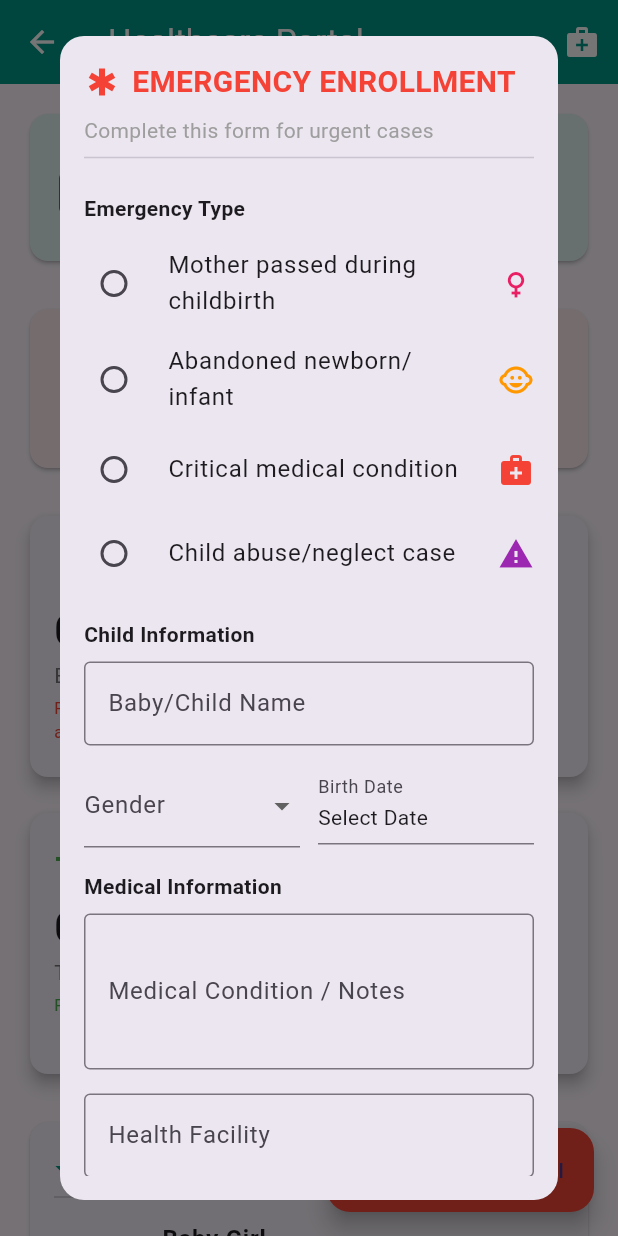
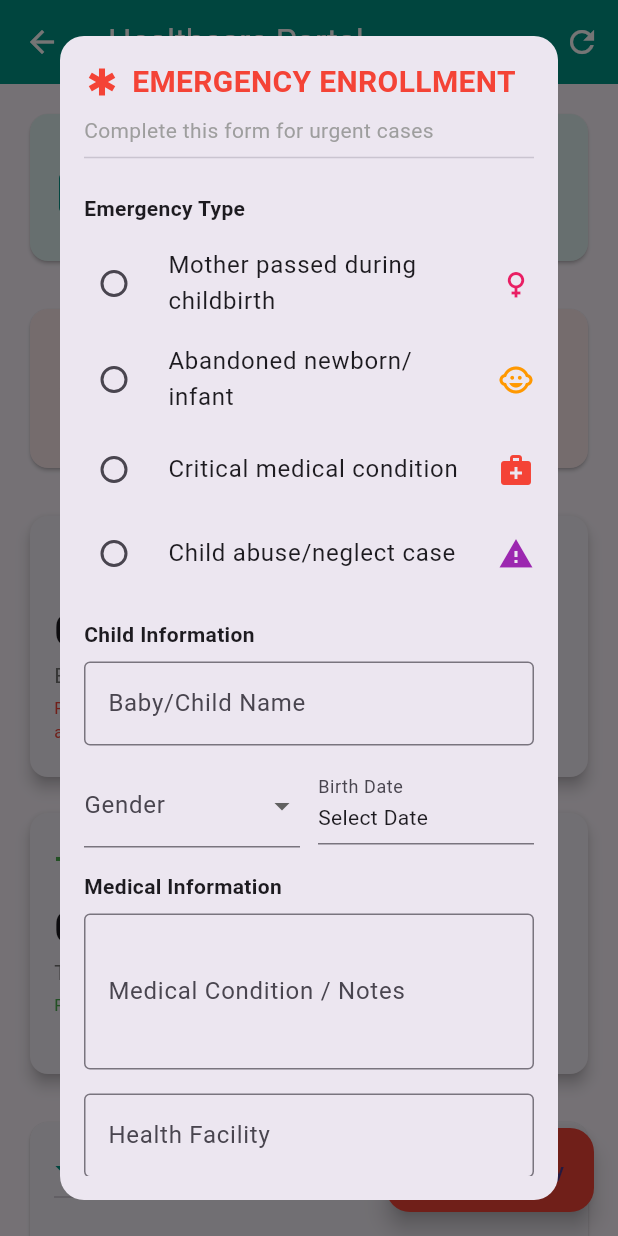
Before and after one commit to MELISSAHZULU/OrpharnEnrollment-app, a Flutter app: the HealthcareDashboard screen opened directly, after a tap on "EMERGENCY ENROLLMENT", on a phone screen of 412 x 824 dp. Run offline on Flutter 3.47's test engine with Material 3 defaults, Android fonts, the phone set to English and light mode, and no system bars; our stand-ins replace shared_preferences; accounts and stored records are empty; network calls fail.

Commit message:
healthworker dashboard

```diff
--- a/frontend/lib/screens/healthcare/healthcare_dashboard.dart
+++ b/frontend/lib/screens/healthcare/healthcare_dashboard.dart
@@ -14,8 +14,7 @@ class _HealthcareDashboardState extends State<HealthcareDashboard> {
   int _todayEnrollments = 0;
   int _vaccinationsDue = 0;
   bool _isLoading = true;
-
-  final List<Map<String, dynamic>> _emergencyEnrollments = [];
+  List<dynamic> _recentEnrollments = [];
 
   @override
   void initState() {
@@ -29,17 +28,32 @@ class _HealthcareDashboardState extends State<HealthcareDashboard> {
       final children = await _apiService.getChildren();
       final childrenList = children is List ? children : [];
 
+      _emergencyCases = childrenList.where((c) => c['status'] == 'EMERGENCY').length;
+      _pendingMedicalReviews = childrenList.where((c) => c['status'] == 'MEDICAL_CHECK').length;
+
+      final today = DateTime.now().toString().substring(0, 10);
+      _todayEnrollments = childrenList.where((c) =>
+        c['enrollment_date']?.toString().contains(today) ?? false
+      ).length;
+
+      // Safe way to get recent enrollments
+      if (childrenList.isNotEmpty) {
+        _recentEnrollments = childrenList.length > 5
+            ? childrenList.sublist(0, 5)
+            : List.from(childrenList);
+      } else {
+        _recentEnrollments = [];
+      }
+
+      _vaccinationsDue = 0;
+
+      setState(() => _isLoading = false);
+    } catch (e) {
+      print('Error loading healthcare dashboard: $e');
       setState(() {
-        _emergencyCases = childrenList.where((c) => c['status'] == 'EMERGENCY').length;
-        _pendingMedicalReviews = childrenList.where((c) => c['medical_review_needed'] == true).length;
-        _todayEnrollments = childrenList.where((c) =>
-          c['enrollment_date']?.toString().contains(DateTime.now().toString().substring(0, 10)) ?? false
-        ).length;
-        _vaccinationsDue = 15;
+        _recentEnrollments = [];
         _isLoading = false;
       });
-    } catch (e) {
-      setState(() => _isLoading = false);
     }
   }
 
@@ -47,8 +61,10 @@ class _HealthcareDashboardState extends State<HealthcareDashboard> {
     showDialog(
       context: context,
       barrierDismissible: false,
-      builder: (context) => EmergencyEnrollmentDialog(),
-    ).then((_) => _loadDashboardData());
+      builder: (context) => EmergencyEnrollmentDialog(
+        onSuccess: () => _loadDashboardData(),
+      ),
+    );
   }
 
   @override
@@ -59,8 +75,8 @@ class _HealthcareDashboardState extends State<HealthcareDashboard> {
         backgroundColor: Colors.teal,
         actions: [
           IconButton(
-            icon: Icon(Icons.medical_services),
-            onPressed: () => _showMedicalStats(),
+            icon: Icon(Icons.refresh),
+            onPressed: _loadDashboardData,
           ),
         ],
       ),
@@ -105,12 +121,11 @@ class _HealthcareDashboardState extends State<HealthcareDashboard> {
               SizedBox(height: 24),
 
               // Emergency Enrollment Card
-              Card(
-                color: Colors.red.shade50,
-                shape: RoundedRectangleBorder(borderRadius: BorderRadius.circular(12)),
-                child: InkWell(
-                  onTap: _showEmergencyEnrollmentDialog,
-                  borderRadius: BorderRadius.circular(12),
+              InkWell(
+                onTap: _showEmergencyEnrollmentDialog,
+                child: Card(
+                  color: Colors.red.shade50,
+                  shape: RoundedRectangleBorder(borderRadius: BorderRadius.circular(12)),
                   child: Padding(
                     padding: EdgeInsets.all(20),
                     child: Row(
@@ -170,7 +185,7 @@ class _HealthcareDashboardState extends State<HealthcareDashboard> {
 
               SizedBox(height: 24),
 
-              // Recent Medical Cases
+              // Recent Medical Enrollments
               Card(
                 child: Padding(
                   padding: EdgeInsets.all(16),
@@ -182,33 +197,54 @@ class _HealthcareDashboardState extends State<HealthcareDashboard> {
                           Icon(Icons.history, color: Colors.teal),
                           SizedBox(width: 8),
                           Text(
-                            'Recent Medical Cases',
+                            'Recent Enrollments',
                             style: TextStyle(fontSize: 18, fontWeight: FontWeight.bold),
                           ),
                         ],
                       ),
                       Divider(),
-                      _buildMedicalCaseTile(
-                        'Baby Girl',
-                        'Mother passed during childbirth',
-                        'Queen Elizabeth Hospital',
-                        'Emergency',
-                        Colors.red,
-                      ),
-                      _buildMedicalCaseTile(
-                        'John Mwale',
-                        'Premature baby needs NICU care',
-                        'Kamuzu Central Hospital',
-                        'Critical',
-                        Colors.orange,
-                      ),
-                      _buildMedicalCaseTile(
-                        'Sarah Chisale',
-                        'Severe malnutrition',
-                        'Blantyre District Hospital',
-                        'Stable',
-                        Colors.green,
-                      ),
+                      if (_isLoading)
+                        Center(child: CircularProgressIndicator())
+                      else if (_recentEnrollments.isEmpty)
+                        Padding(
+                          padding: EdgeInsets.symmetric(vertical: 32),
+                          child: Center(
+                            child: Column(
+                              children: [
+                                Icon(Icons.people_outline, size: 48, color: Colors.grey),
+                                SizedBox(height: 8),
+                                Text('No enrollments yet'),
+                                SizedBox(height: 8),
+                                ElevatedButton(
+                                  onPressed: _showEmergencyEnrollmentDialog,
+                                  child: Text('Enroll First Child'),
+                                ),
+                              ],
+                            ),
+                          ),
+                        )
+                      else
+                        ..._recentEnrollments.map((child) => ListTile(
+                          leading: CircleAvatar(
+                            backgroundColor: child['status'] == 'EMERGENCY'
+                                ? Colors.red.shade100
+                                : Colors.teal.shade100,
+                            child: Icon(
+                              child['status'] == 'EMERGENCY'
+                                  ? Icons.emergency
+                                  : Icons.child_care,
+                              color: child['status'] == 'EMERGENCY' ? Colors.red : Colors.teal,
+                            ),
+                          ),
+                          title: Text('${child['first_name'] ?? 'Unknown'} ${child['last_name'] ?? ''}'),
+                          subtitle: Text('Age: ${child['age'] ?? '?'} | ${child['village'] ?? 'Unknown'}'),
+                          trailing: Chip(
+                            label: Text(child['status'] ?? 'PENDING'),
+                            backgroundColor: child['status'] == 'EMERGENCY'
+                                ? Colors.red.shade100
+                                : Colors.grey.shade200,
+                          ),
+                        )).toList(),
                     ],
                   ),
                 ),
@@ -220,7 +256,7 @@ class _HealthcareDashboardState extends State<HealthcareDashboard> {
       floatingActionButton: FloatingActionButton.extended(
         onPressed: _showEmergencyEnrollmentDialog,
         icon: Icon(Icons.emergency),
-        label: Text('Emergency Enroll'),
+        label: Text('Emergency'),
         backgroundColor: Colors.red,
       ),
     );
@@ -246,51 +282,20 @@ class _HealthcareDashboardState extends State<HealthcareDashboard> {
       ),
     );
   }
-
-  Widget _buildMedicalCaseTile(String name, String description, String location, String status, Color color) {
-    return ListTile(
-      leading: CircleAvatar(
-        backgroundColor: color.withOpacity(0.2),
-        child: Icon(Icons.medical_services, color: color),
-      ),
-      title: Text(name, style: TextStyle(fontWeight: FontWeight.bold)),
-      subtitle: Text('$description\n$location'),
-      trailing: Chip(
-        label: Text(status, style: TextStyle(fontSize: 10)),
-        backgroundColor: color.withOpacity(0.2),
-      ),
-    );
-  }
-
-  void _showMedicalStats() {
-    showDialog(
-      context: context,
-      builder: (context) => AlertDialog(
-        title: Text('Medical Statistics'),
-        content: Column(
-          mainAxisSize: MainAxisSize.min,
-          children: [
-            ListTile(title: Text('Total Children: 156'), leading: Icon(Icons.people)),
-            ListTile(title: Text('Medical Cases: 23'), leading: Icon(Icons.medical_services)),
-            ListTile(title: Text('Special Needs: 8'), leading: Icon(Icons.accessibility_new)),
-            ListTile(title: Text('Vaccinations Today: 5'), leading: Icon(Icons.vaccines)),
-          ],
-        ),
-        actions: [
-          TextButton(onPressed: () => Navigator.pop(context), child: Text('Close')),
-        ],
-      ),
-    );
-  }
 }
 
 // Emergency Enrollment Dialog
 class EmergencyEnrollmentDialog extends StatefulWidget {
+  final VoidCallback? onSuccess;
+
+  const EmergencyEnrollmentDialog({super.key, this.onSuccess});
+
   @override
   _EmergencyEnrollmentDialogState createState() => _EmergencyEnrollmentDialogState();
 }
 
 class _EmergencyEnrollmentDialogState extends State<EmergencyEnrollmentDialog> {
+  final ApiService _apiService = ApiService();
   final _formKey = GlobalKey<FormState>();
   String? _emergencyType;
   String? _babyGender;
@@ -300,6 +305,7 @@ class _EmergencyEnrollmentDialogState extends State<EmergencyEnrollmentDialog> {
   String? _medicalCondition;
   bool _needsImmediateTransport = true;
   String? _healthFacility;
+  bool _isSubmitting = false;
 
   final List<Map<String, dynamic>> _emergencyTypes = [
     {'value': 'birth_loss', 'label': 'Mother passed during childbirth', 'icon': Icons.female, 'color': Colors.pink},
@@ -446,16 +452,11 @@ class _EmergencyEnrollmentDialogState extends State<EmergencyEnrollmentDialog> {
                     SizedBox(width: 12),
                     Expanded(
                       child: ElevatedButton(
-                        onPressed: () {
-                          if (_formKey.currentState!.validate() || _emergencyType != null) {
-                            Navigator.pop(context);
-                            ScaffoldMessenger.of(context).showSnackBar(
-                              SnackBar(content: Text('Emergency enrollment submitted! Ambulance notified.'), backgroundColor: Colors.green),
-                            );
-                          }
-                        },
+                        onPressed: _isSubmitting ? null : _submitEmergencyEnrollment,
                         style: ElevatedButton.styleFrom(backgroundColor: Colors.red),
-                        child: Text('SUBMIT EMERGENCY'),
+                        child: _isSubmitting
+                            ? CircularProgressIndicator()
+                            : Text('SUBMIT EMERGENCY'),
                       ),
                     ),
                   ],
@@ -467,4 +468,54 @@ class _EmergencyEnrollmentDialogState extends State<EmergencyEnrollmentDialog> {
       ),
     );
   }
+
+  Future<void> _submitEmergencyEnrollment() async {
+    if (_emergencyType == null) {
+      ScaffoldMessenger.of(context).showSnackBar(
+        SnackBar(content: Text('Please select emergency type'), backgroundColor: Colors.red),
+      );
+      return;
+    }
+
+    setState(() => _isSubmitting = true);
+
+    try {
+      final childData = {
+        'first_name': _babyName ?? 'Baby',
+        'last_name': '',
+        'date_of_birth': _birthDate?.toIso8601String().split('T')[0],
+        'gender': _babyGender ?? 'U',
+        'village': _healthFacility ?? 'Health Facility',
+        'district': 'Unknown',
+        'emergency_type': _emergencyType,
+        'mother_name': _motherName,
+        'health_facility': _healthFacility,
+        'needs_immediate_transport': _needsImmediateTransport,
+        'medical_notes': _medicalCondition,
+        'reason_for_care': _emergencyTypes.firstWhere((t) => t['value'] == _emergencyType)['label'],
+        'status': 'EMERGENCY',
+      };
+
+      await _apiService.enrollChild(childData);
+
+      if (mounted) {
+        Navigator.pop(context);
+        widget.onSuccess?.call();
+
+        ScaffoldMessenger.of(context).showSnackBar(
+          SnackBar(content: Text('Emergency enrollment submitted!'), backgroundColor: Colors.green),
+        );
+      }
+    } catch (e) {
+      if (mounted) {
+        ScaffoldMessenger.of(context).showSnackBar(
+          SnackBar(content: Text('Error: $e'), backgroundColor: Colors.red),
+        );
+      }
+    } finally {
+      if (mounted) {
+        setState(() => _isSubmitting = false);
+      }
+    }
+  }
 }
```
